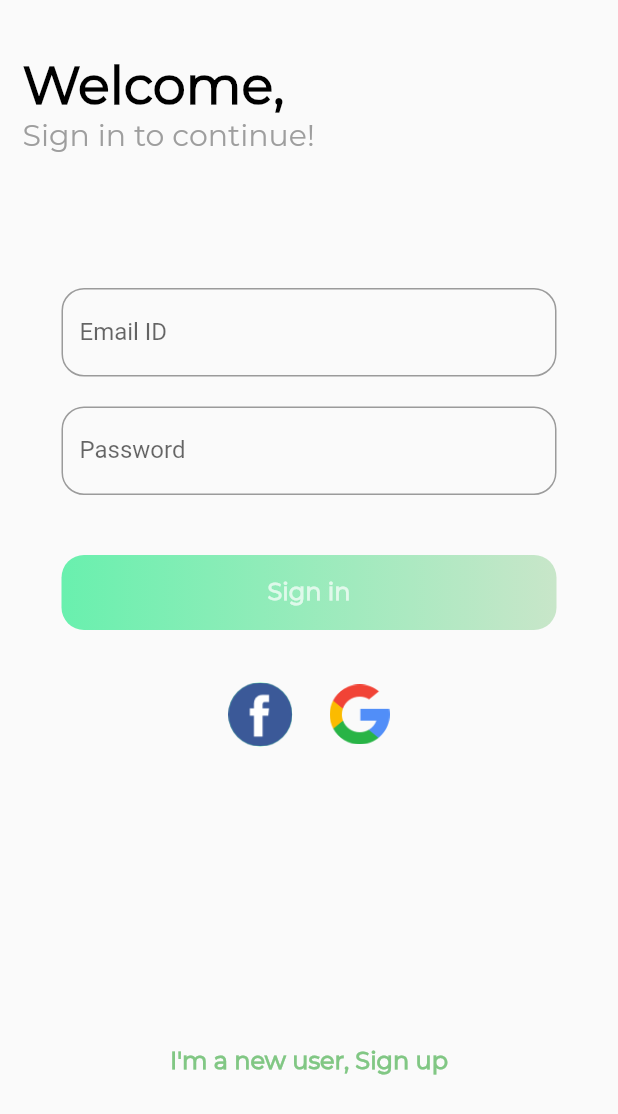
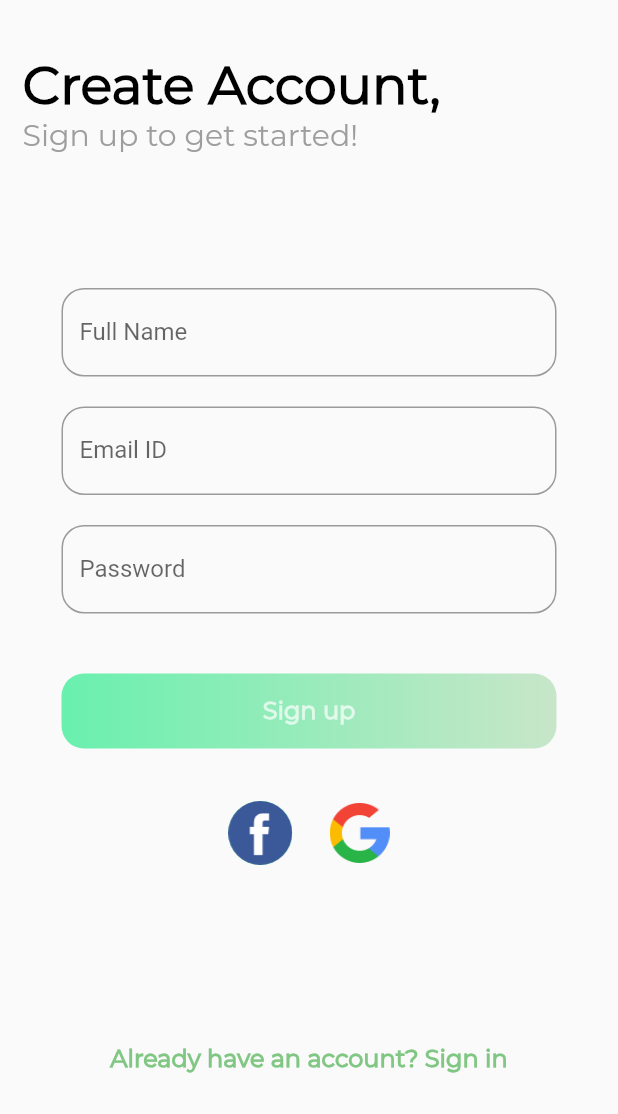
Before and after one commit to ajeshkumartg/xPool, a Flutter app: the Login screen opened directly, after a tap on "I'm a new user, Sign up", on a phone screen of 412 x 824 dp. Shown: the top 1114 px of the screen. Run offline on Flutter 3.47's test engine with Material 2 defaults, Android fonts, the phone set to English and light mode, and no system bars; our stand-ins replace font_awesome_flutter, google_fonts; missing offline and left inert: dart:html.

Commit message:
few updates

```diff
--- /dev/null
+++ b/lib/Signup/signUptext.dart
@@ -0,0 +1,32 @@
+import 'package:flutter/material.dart';
+import 'package:google_fonts/google_fonts.dart';
+
+class SignupTitle extends StatelessWidget {
+  const SignupTitle({
+    Key key,
+  }) : super(key: key);
+
+  @override
+  Widget build(BuildContext context) {
+    return Container(
+      margin: EdgeInsets.only(left: 15, top: 35),
+      child: Column(
+        crossAxisAlignment: CrossAxisAlignment.start,
+        children: [
+          Text(
+            'Create Account,',
+            style: GoogleFonts.montserrat(
+                color: Colors.black,
+                fontWeight: FontWeight.w600,
+                fontSize: 35.0),
+          ),
+          Text(
+            'Sign up to get started!',
+            style: GoogleFonts.montserrat(
+                color: Colors.grey, fontWeight: FontWeight.w400, fontSize: 20),
+          ),
+        ],
+      ),
+    );
+  }
+}
--- a/lib/Signup/signup.dart
+++ b/lib/Signup/signup.dart
@@ -1,22 +1,157 @@
 import 'package:flutter/material.dart';
+import 'package:google_fonts/google_fonts.dart';
+import 'package:xPool/HomePage/Home.dart';
+import 'package:xPool/Signup/signUptext.dart';
+import 'package:xPool/login/Login.dart';
 
 class Signup extends StatelessWidget {
   @override
   Widget build(BuildContext context) {
     return Scaffold(
-      resizeToAvoidBottomInset: false,
-      body: Column(
-        crossAxisAlignment: CrossAxisAlignment.start,
-        children: <Widget>[
-          Container(
-            margin: EdgeInsets.fromLTRB(15, 120, 0, 0),
-            color: Colors.yellowAccent,
-            child: Text(
-              'Join Xpool',
-              style: TextStyle(),
+      resizeToAvoidBottomPadding: false,
+      body: SafeArea(
+        child: Column(
+          crossAxisAlignment: CrossAxisAlignment.start,
+          children: <Widget>[
+            SignupTitle(),
+            SizedBox(
+              height: 90,
             ),
-          )
-        ],
+            Column(
+              children: [
+                Container(
+                  width: 330,
+                  decoration: BoxDecoration(
+                      // border:
+                      ),
+                  child: TextFormField(
+                    keyboardType: TextInputType.name,
+                    decoration: InputDecoration(
+                        labelText: 'Full Name',
+                        border: OutlineInputBorder(
+                            borderRadius: BorderRadius.circular(15))),
+                  ),
+                ),
+                SizedBox(
+                  height: 20,
+                ),
+                Container(
+                  width: 330,
+                  decoration: BoxDecoration(
+                      // border:
+                      ),
+                  child: TextFormField(
+                    keyboardType: TextInputType.emailAddress,
+                    decoration: InputDecoration(
+                        labelText: 'Email ID',
+                        border: OutlineInputBorder(
+                            borderRadius: BorderRadius.circular(15))),
+                  ),
+                ),
+                SizedBox(
+                  height: 20,
+                ),
+                Container(
+                  width: 330,
+                  decoration: BoxDecoration(
+                      // border:
+                      ),
+                  child: TextFormField(
+                    obscureText: true,
+                    decoration: InputDecoration(
+                        labelText: 'Password',
+                        border: OutlineInputBorder(
+                            borderRadius: BorderRadius.circular(15))),
+                  ),
+                ),
+                SizedBox(
+                  height: 40,
+                ),
+                Container(
+                    width: 330,
+                    height: 50,
+                    alignment: Alignment.center,
+                    decoration: BoxDecoration(
+                        gradient: LinearGradient(
+                            colors: [Colors.greenAccent, Colors.green[100]]),
+                        borderRadius: BorderRadius.circular(15),
+                        color: Colors.greenAccent),
+                    child: GestureDetector(
+                      onTap: () {
+                        Navigator.push(context,
+                            MaterialPageRoute(builder: (context) => Home()));
+                      },
+                      child: Text(
+                        'Sign up',
+                        style: GoogleFonts.montserrat(
+                            color: Colors.white70,
+                            fontWeight: FontWeight.bold,
+                            fontSize: 16),
+                      ),
+                    )),
+                SizedBox(
+                  height: 35,
+                ),
+                Center(
+                  child: Row(
+                    mainAxisAlignment: MainAxisAlignment.center,
+                    children: [
+                      GestureDetector(
+                        onTap: () {},
+                        child: CircleAvatar(
+                          radius: 21.3,
+                          child: Image(
+                            image:
+                                AssetImage('assets/images/icons/facebook.png'),
+                          ),
+                        ),
+                      ),
+                      SizedBox(
+                        width: 25.0,
+                      ),
+                      GestureDetector(
+                        onTap: () {},
+                        child: CircleAvatar(
+                          backgroundColor: Colors.transparent,
+                          child: Image(
+                            image: AssetImage('assets/images/icons/google.png'),
+                          ),
+                        ),
+                      ),
+                    ],
+                  ),
+                ),
+                SizedBox(
+                  height: 120.0,
+                ),
+                Container(
+                  // height: 50,
+                  alignment: Alignment.center,
+                  decoration: BoxDecoration(
+                    borderRadius: BorderRadius.circular(15),
+                  ),
+                  child: InkWell(
+                      onTap: () {
+                        Navigator.push(context,
+                            MaterialPageRoute(builder: (context) => Login()));
+                      },
+                      child: Stack(
+                        alignment: Alignment.bottomCenter,
+                        children: [
+                          Text(
+                            '''Already have an account? Sign in''',
+                            style: GoogleFonts.montserrat(
+                                color: Colors.green[300],
+                                fontWeight: FontWeight.bold,
+                                fontSize: 16),
+                          ),
+                        ],
+                      )),
+                ),
+              ],
+            ),
+          ],
+        ),
       ),
     );
   }
--- a/lib/login/Login.dart
+++ b/lib/login/Login.dart
@@ -121,7 +121,10 @@ class Login extends StatelessWidget {
                     borderRadius: BorderRadius.circular(15),
                   ),
                   child: InkWell(
-                      onTap: () {},
+                      onTap: () {
+                        Navigator.push(context,
+                            MaterialPageRoute(builder: (context) => Signup()));
+                      },
                       child: Stack(
                         alignment: Alignment.bottomCenter,
                         children: [
```
